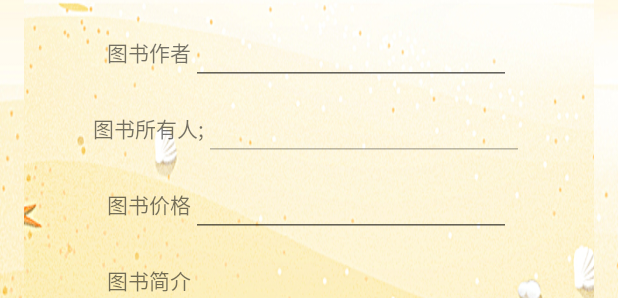
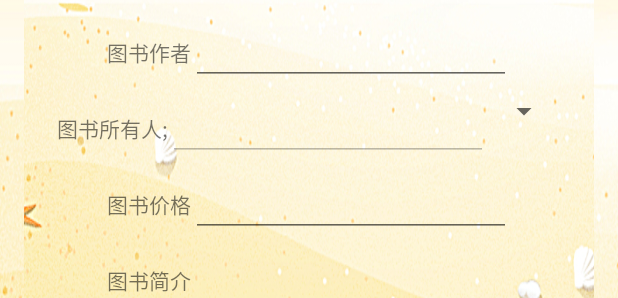
Before and after one commit to 596030631/bookms, an Android app: the layout activity_add_book.xml on its own in the app's theme, with its tools: preview values and no code run, on a phone screen of 412 x 824 dp. Shown: the part 602-900 px from the top of the screen. Run offline under Robolectric (Android 15) with nearby library versions, the phone set to English and light mode, and no system bars.

Commit message:
优化一些细节

```diff
--- a/app/src/main/res/layout/activity_add_book.xml
+++ b/app/src/main/res/layout/activity_add_book.xml
@@ -195,8 +195,7 @@
                         android:layout_height="wrap_content"
                         android:ems="10"
                         android:enabled="false"
-                        android:inputType="number"
-                        android:visibility="gone" />
+                        android:inputType="number" />
 
                 </LinearLayout>
 
```
Also changed, not shown: app/src/main/java/com/stbu/bookms/activity/AddBookActivity.java (+3 -4 lines), 1 other file.
